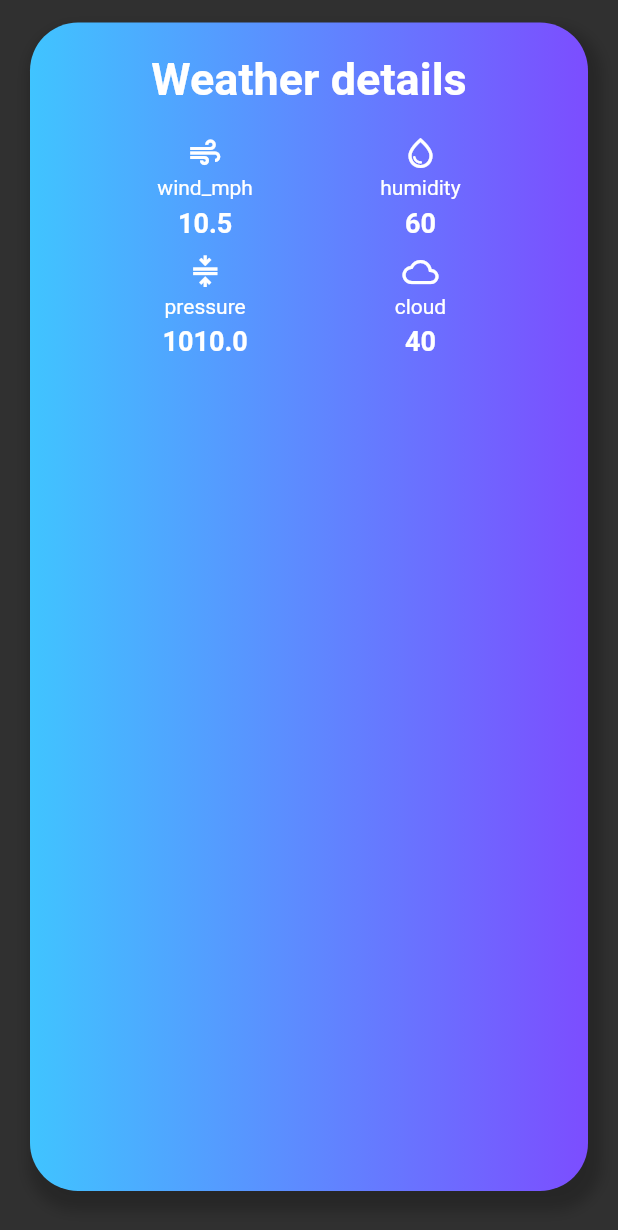
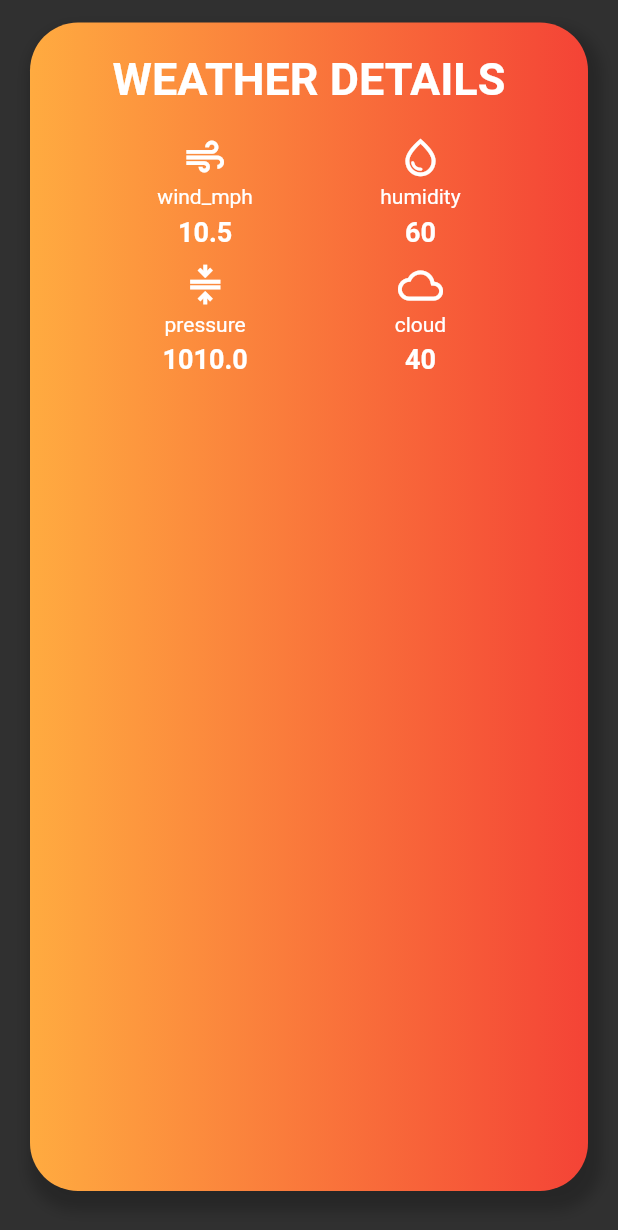
Before and after one commit to hubertgredzinski/workout_log, a Flutter app: the DetailsWeatherWidget widget shown alone on an empty page, opened directly with empty values, on a phone screen of 412 x 824 dp. Shown: the top 1230 px of the screen. Run offline on Flutter 3.47's test engine with Material 2 defaults, Android fonts, the phone set to English and light mode, and no system bars; our stand-ins replace bloc, cloud_firestore, dio, firebase_auth, firebase_core, flutter_bloc and 5 more; missing offline and left inert: flutterfire_ui; accounts and stored records are empty; generated files the repository leaves out were written again; network calls fail; Roboto replaces fonts that are missing (Dosis, Rosario).

Commit message:
Change image url and some little looking ui

```diff
--- a/lib/features/weather/weather_page.dart
+++ b/lib/features/weather/weather_page.dart
@@ -34,7 +34,8 @@ class WeatherPage extends StatelessWidget {
             final weatherModel = state.model;
             return Scaffold(
               body: Center(
-                child: Builder(builder: (context) {
+                child: Builder(
+                  builder: (context) {
                     if (state.status == Status.loading) {
                       return const Text(
                         'Loading',
@@ -57,7 +58,8 @@ class WeatherPage extends StatelessWidget {
                         _SearchWidget(),
                       ],
                     );
-                }),
+                  },
+                ),
               ),
             );
           },
@@ -90,8 +92,8 @@ class _TopWeatherWidget extends StatelessWidget {
                   begin: Alignment.centerLeft,
                   end: Alignment.centerRight,
                   colors: <Color>[
-                    Colors.amberAccent,
-                    Colors.deepOrange,
+                    Colors.lightBlueAccent,
+                    Colors.deepPurpleAccent
                   ],
                 ),
                 boxShadow: [
@@ -139,10 +141,11 @@ class _TopWeatherWidget extends StatelessWidget {
               ),
             ),
             SizedBox(
-              width: 240,
-              height: 140,
+              width: 260,
+              height: 145,
               child: Image.network(
-                  'https://www.transparentpng.com/thumb/weather-report/sun-cloud-rain-water-lightning-weather-report-png-0.png'),
+                  'https://cdn.weatherapi.com/weather/64x64/day/113.png',
+                  fit: BoxFit.fitHeight),
             ),
           ],
         );
@@ -239,7 +242,10 @@ class DetailsWeatherWidget extends StatelessWidget {
             gradient: const LinearGradient(
               begin: Alignment.centerLeft,
               end: Alignment.centerRight,
-              colors: <Color>[Colors.lightBlueAccent, Colors.deepPurpleAccent],
+              colors: <Color>[
+                Colors.orangeAccent,
+                Colors.red,
+              ],
             ),
             boxShadow: [
               BoxShadow(
@@ -273,8 +279,8 @@ class HeadLineMiddleWeatherWidget extends StatelessWidget {
   @override
   Widget build(BuildContext context) {
     return Text(
-      'Weather details',
-      style: GoogleFonts.rosario(
+      'Weather details'.toUpperCase(),
+      style: GoogleFonts.dosis(
         fontSize: 30,
         fontWeight: FontWeight.bold,
       ),
@@ -316,6 +322,7 @@ class GridDetailsElementLeft extends StatelessWidget {
       children: [
         Icon(
           Icons.air,
+          size: 30,
         ),
         SizedBox(
           height: 3,
@@ -338,6 +345,7 @@ class GridDetailsElementLeft extends StatelessWidget {
         ),
         Icon(
           Icons.compress_outlined,
+          size: 30,
         ),
         SizedBox(
           height: 3,
@@ -371,6 +379,7 @@ class GridDetailsElementRight extends StatelessWidget {
       children: [
         Icon(
           Icons.water_drop_outlined,
+          size: 30,
         ),
         SizedBox(
           height: 3,
@@ -393,6 +402,7 @@ class GridDetailsElementRight extends StatelessWidget {
         ),
         Icon(
           Icons.wb_cloudy_outlined,
+          size: 30,
         ),
         SizedBox(
           height: 3,
@@ -414,56 +424,6 @@ class GridDetailsElementRight extends StatelessWidget {
     );
   }
 }
-
-// class LowerGridDetailsElement extends StatelessWidget {
-//   const LowerGridDetailsElement({
-//     super.key,
-//   });
-
-//   @override
-//   Widget build(BuildContext context) {
-//     return const Column(
-//       children: [
-//         Icon(
-//           Icons.water_drop_outlined,
-//         ),
-//         Icon(
-//           Icons.wb_cloudy_outlined,
-//         ),
-//         Row(
-//           mainAxisAlignment: MainAxisAlignment.spaceAround,
-//           children: [
-//             Text(
-//               'humidity',
-//             ),
-//             Text(
-//               'cloud',
-//             ),
-//           ],
-//         ),
-//         Row(
-//           mainAxisAlignment: MainAxisAlignment.spaceAround,
-//           children: [
-//             Text(
-//               '60',
-//               style: TextStyle(
-//                 fontSize: 18,
-//                 fontWeight: FontWeight.bold,
-//               ),
-//             ),
-//             Text(
-//               '75',
-//               style: TextStyle(
-//                 fontSize: 18,
-//                 fontWeight: FontWeight.bold,
-//               ),
-//             ),
-//           ],
-//         ),
-//       ],
-//     );
-//   }
-// }
 
 class _SearchWidget extends StatelessWidget {
   _SearchWidget({
```
Lines whose indentation alone changed are shown as unchanged.
